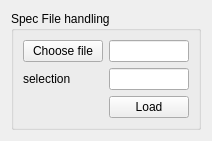
First picture: the form in adapt/processes/ui/specfilereader.ui, repository syncope/adapt, before the edit.
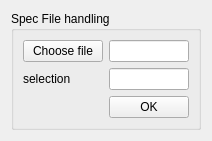
Second picture: the form after the edit.

Commit message: + change/extend the interface to setting the values for the SFR

The edit to the form file:
```diff
--- a/adapt/processes/ui/specfilereader.ui
+++ b/adapt/processes/ui/specfilereader.ui
@@ -39,7 +39,7 @@
         <item row="3" column="3">
          <widget class="QPushButton" name="okBtn">
           <property name="text">
-           <string>Load</string>
+           <string>OK</string>
           </property>
          </widget>
         </item>
```
The commit also changes 1 other file.
